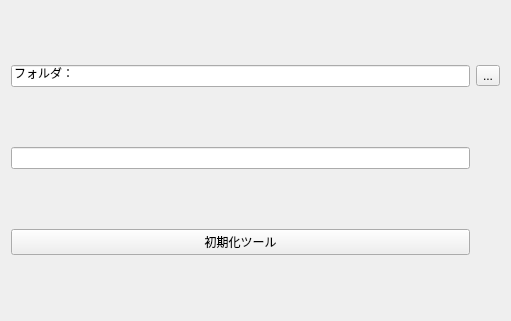
Old version of the form ArtistTools/Maya/Python/SceneIni.ui in the repository GitEZA/ProjectAlpha.
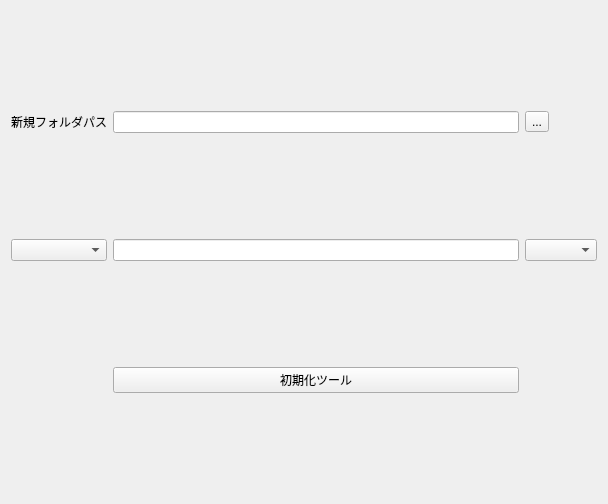
New version of the form.

Patch:
```diff
--- a/ArtistTools/Maya/Python/SceneIni.ui
+++ b/ArtistTools/Maya/Python/SceneIni.ui
@@ -6,36 +6,49 @@
    <rect>
     <x>0</x>
     <y>0</y>
-    <width>511</width>
-    <height>321</height>
+    <width>608</width>
+    <height>504</height>
    </rect>
   </property>
   <property name="windowTitle">
    <string>初期化ツール</string>
   </property>
   <layout class="QGridLayout" name="gridLayout">
-   <item row="0" column="1">
-    <widget class="QToolButton" name="FolderSelectButton">
-     <property name="text">
-      <string>...</string>
-     </property>
-    </widget>
+   <item row="1" column="2">
+    <widget class="QComboBox" name="comboBoxNumber"/>
    </item>
-   <item row="0" column="0">
-    <widget class="QLineEdit" name="lineEdit2">
-     <property name="text">
-      <string>フォルダ：</string>
-     </property>
-    </widget>
-   </item>
-   <item row="2" column="0">
+   <item row="2" column="1">
     <widget class="QPushButton" name="SceneIniButton">
      <property name="text">
       <string>初期化ツール</string>
      </property>
     </widget>
    </item>
+   <item row="0" column="1">
+    <widget class="QLineEdit" name="lineEdit2">
+     <property name="text">
+      <string/>
+     </property>
+    </widget>
+   </item>
+   <item row="0" column="0">
+    <widget class="QLabel" name="label">
+     <property name="text">
+      <string>新規フォルダパス</string>
+     </property>
+    </widget>
+   </item>
    <item row="1" column="0">
+    <widget class="QComboBox" name="comboBoxType"/>
+   </item>
+   <item row="0" column="2">
+    <widget class="QToolButton" name="FolderSelectButton">
+     <property name="text">
+      <string>...</string>
+     </property>
+    </widget>
+   </item>
+   <item row="1" column="1">
     <widget class="QLineEdit" name="lineEdit">
      <property name="text">
       <string/>
```
